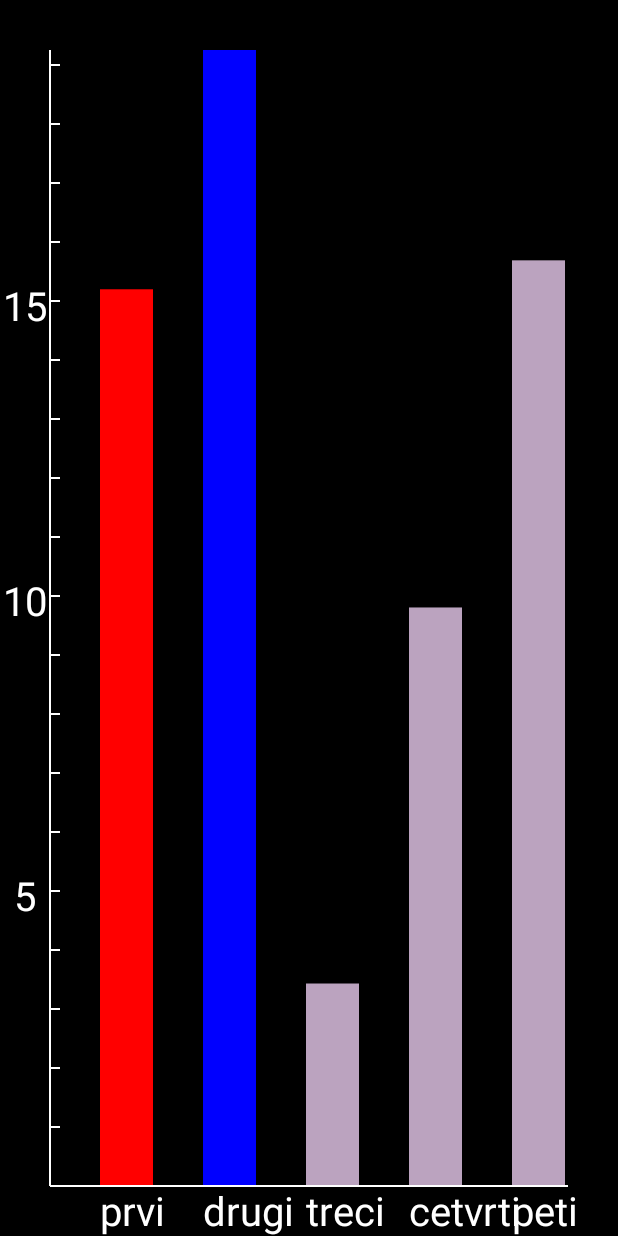
After one commit to wleorule/CMYK-REST, an Android app: the Chart2 screen opened directly, with no data from a screen before it, on a phone screen of 412 x 824 dp. The commit adds this screen. Run offline under Robolectric (Android 15) with nearby library versions, the phone set to English and light mode, and no system bars.

Commit message:
Na glavnom izborniku dodani svi chartovi

```diff
--- /dev/null
+++ b/app/src/main/java/com/cmykui/framework/cmykui/Chart2.java
@@ -0,0 +1,20 @@
+package com.cmykui.framework.cmykui;
+
+import android.os.Bundle;
+import android.support.design.widget.FloatingActionButton;
+import android.support.design.widget.Snackbar;
+import android.support.v7.app.AppCompatActivity;
+import android.support.v7.widget.Toolbar;
+import android.view.View;
+
+public class Chart2 extends AppCompatActivity {
+
+    @Override
+    protected void onCreate(Bundle savedInstanceState) {
+        super.onCreate(savedInstanceState);
+        setContentView(R.layout.activity_chart2);
+
+
+    }
+
+}
--- /dev/null
+++ b/app/src/main/res/layout/activity_chart2.xml
@@ -0,0 +1,18 @@
+<?xml version="1.0" encoding="utf-8"?>
+<LinearLayout android:layout_width="match_parent"
+    android:layout_height="match_parent"
+    android:orientation="horizontal"
+    xmlns:app="http://schemas.android.com/apk/res-auto"
+    xmlns:android="http://schemas.android.com/apk/res/android">
+
+    <hr.foi.air.cmykui.graph.BarChart
+        android:id="@+id/barchart"
+
+        android:layout_width="wrap_content"
+        android:layout_height="wrap_content"
+        app:layout_constraintBottom_toBottomOf="parent"
+        app:layout_constraintEnd_toEndOf="parent"
+        app:layout_constraintStart_toStartOf="parent"
+        app:layout_constraintTop_toTopOf="parent" />
+
+</LinearLayout>
--- a/app/src/main/res/values/strings.xml
+++ b/app/src/main/res/values/strings.xml
@@ -7,4 +7,5 @@
     <string name="nav_header_subtitle">android.studio@android.com</string>
     <string name="nav_header_desc">Navigation header</string>
     <string name="action_settings">Settings</string>
+    <string name="title_activity_chart2">Chart2</string>
 </resources>
```
Also changed, not shown: app/src/main/AndroidManifest.xml (+6 -1 lines), app/src/main/java/com/cmykui/framework/cmykui/Chart3.java (added, +13 -0 lines), app/src/main/java/com/cmykui/framework/cmykui/MainActivity.java (+25 -0 lines), app/src/main/res/layout/activity_chart3.xml (added, +18 -0 lines), app/src/main/res/layout/activity_main.xml (+10 -2 lines).
